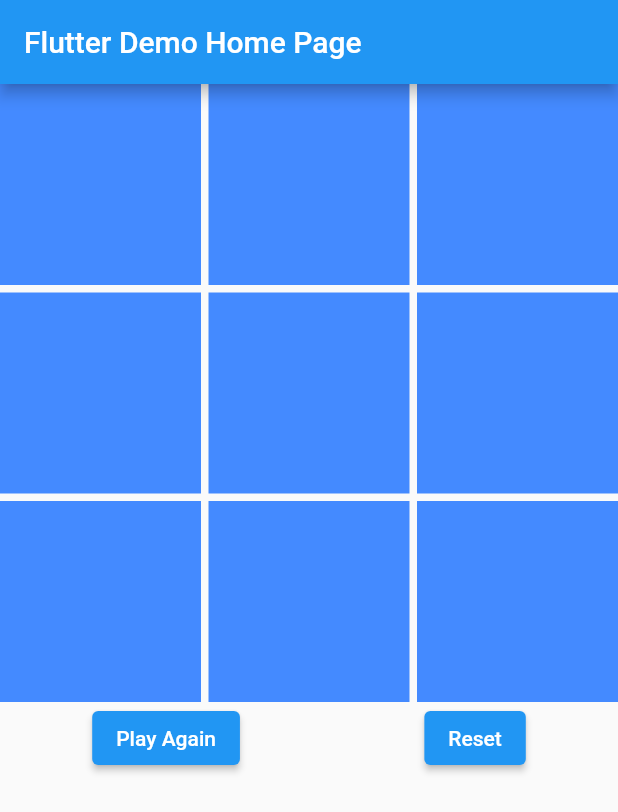
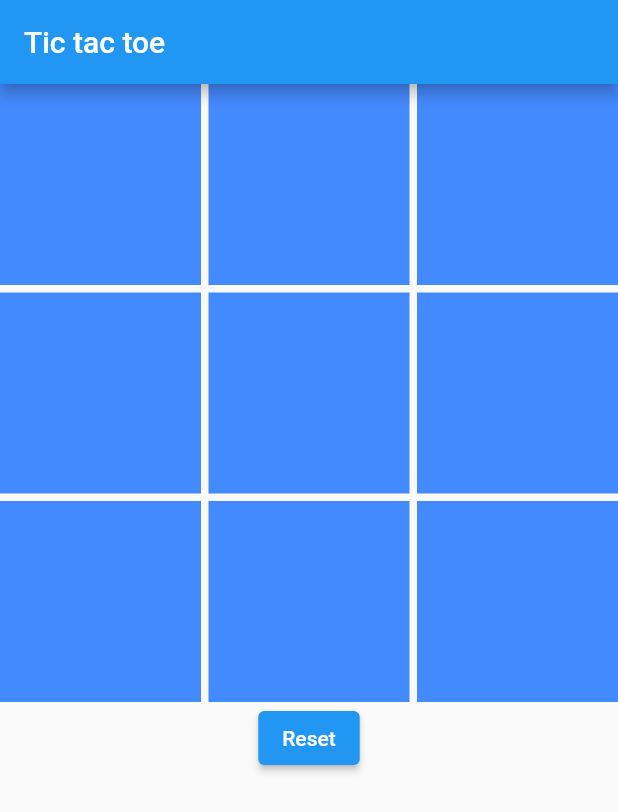
Before and after one commit to mugri-ndeh/tic_tac_toe, a Flutter app: the screen it shows after launch, on a phone screen of 412 x 824 dp. Shown: the top 812 px of the screen. Run offline on Flutter 3.47's test engine with Material 2 defaults, Android fonts, the phone set to English and light mode, and no system bars.

Commit message:
title changed

```diff
--- a/lib/main.dart
+++ b/lib/main.dart
@@ -18,7 +18,7 @@ class MyApp extends StatelessWidget {
       theme: ThemeData(
         primarySwatch: Colors.blue,
       ),
-      home: MyHomePage(title: 'Flutter Demo Home Page'),
+      home: MyHomePage(title: 'Tic tac toe'),
     );
   }
 }
@@ -78,7 +78,6 @@ class _MyHomePageState extends State<MyHomePage> {
             ),
           ),
           Row(mainAxisAlignment: MainAxisAlignment.spaceAround, children: [
-            ElevatedButton(onPressed: () {}, child: Text('Play Again')),
             ElevatedButton(
                 onPressed: () {
                   provider.reset();
```
